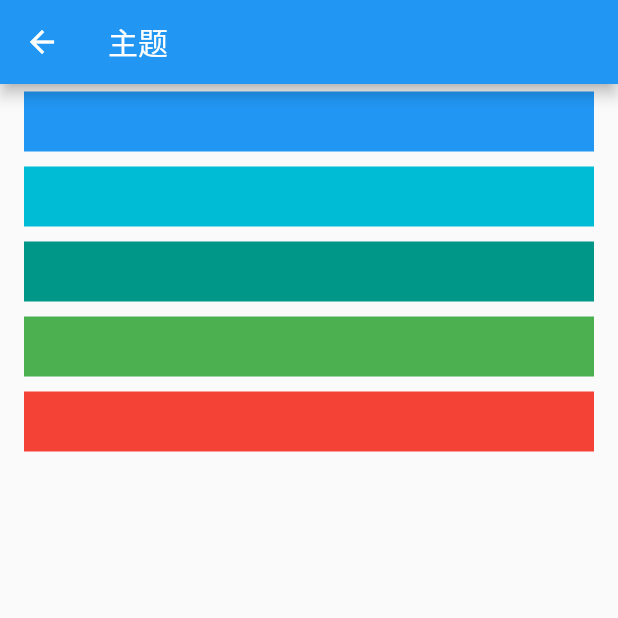
After one commit to jsonsnow/flutter_github_client, a Flutter app: the ThemeChangeRoute screen opened by its route, on a phone screen of 412 x 824 dp, the top half of it. The commit adds this screen. Run offline on Flutter 3.47's test engine with Material 2 defaults, Android fonts, the phone set to English and light mode, and no system bars; our stand-ins replace cached_network_image, dio, fluttertoast, shared_preferences; missing offline and left inert: flukit; accounts and stored records are empty; generated files the repository leaves out were written again.

Commit message:
feat<theme>: add theme widget

```diff
--- a/lib/common/cache.dart
+++ b/lib/common/cache.dart
@@ -30,6 +30,7 @@ class NetCache extends Interceptor {
     bool refresh = options.extra['refresh'] = true;
     if (refresh) {
       if (options.extra["list"] == true) {
+        print('to list');
         cache.removeWhere((key, value) => key.contains(options.path));
       } else {
         delete(options.uri.toString());
--- a/lib/common/git.dart
+++ b/lib/common/git.dart
@@ -29,9 +29,9 @@ class Git {
       print('go no release');
       (dio.httpClientAdapter as DefaultHttpClientAdapter).onHttpClientCreate =
           (client) {
-        // client.findProxy = (uri) {
-        //   return 'PROXY 192.168.31.63:8888';
-        // };
+        client.findProxy = (uri) {
+          return 'PROXY 10.10.11.107:8888';
+        };
         client.badCertificateCallback =
             (X509Certificate cert, String host, int port) => true;
       };
--- a/lib/main.dart
+++ b/lib/main.dart
@@ -1,6 +1,7 @@
 import 'package:flutter/material.dart';
 import 'package:github_client/common/Global.dart';
 import 'package:github_client/routes/login.dart';
+import 'package:github_client/routes/theme_change.dart';
 import 'package:provider/provider.dart';
 
 import 'common/Global.dart';
@@ -37,6 +38,7 @@ class MyApp extends StatelessWidget {
           routes: <String, WidgetBuilder>{
             '/': (context) => HomeRoute(),
             'login': (context) => LoginRoute(),
+            'themes': (context) => ThemeChangeRoute()
           },
         );
       }),
--- /dev/null
+++ b/lib/routes/theme_change.dart
@@ -0,0 +1,30 @@
+import 'package:flutter/material.dart';
+import 'package:github_client/common/Global.dart';
+import 'package:provider/provider.dart';
+
+class ThemeChangeRoute extends StatelessWidget {
+  @override
+  Widget build(BuildContext context) {
+    return Scaffold(
+      appBar: AppBar(
+        title: Text('主题'),
+      ),
+      body: ListView(
+        children: Global.themes.map<Widget>((e) {
+          return GestureDetector(
+            child: Padding(
+              padding: const EdgeInsets.symmetric(vertical: 5, horizontal: 16),
+              child: Container(
+                color: e,
+                height: 40,
+              ),
+            ),
+            onTap: () {
+              Provider.of<ThemeModel>(context, listen: false).theme = e;
+            },
+          );
+        }).toList(),
+      ),
+    );
+  }
+}
```
